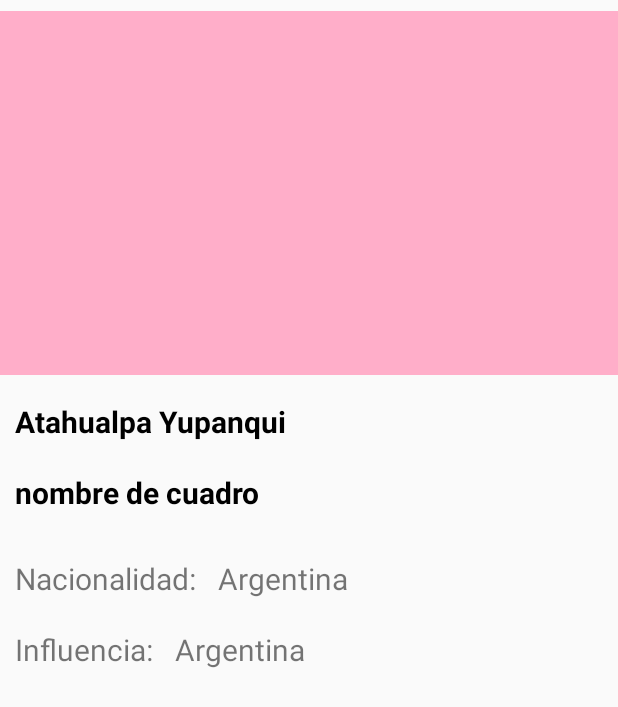
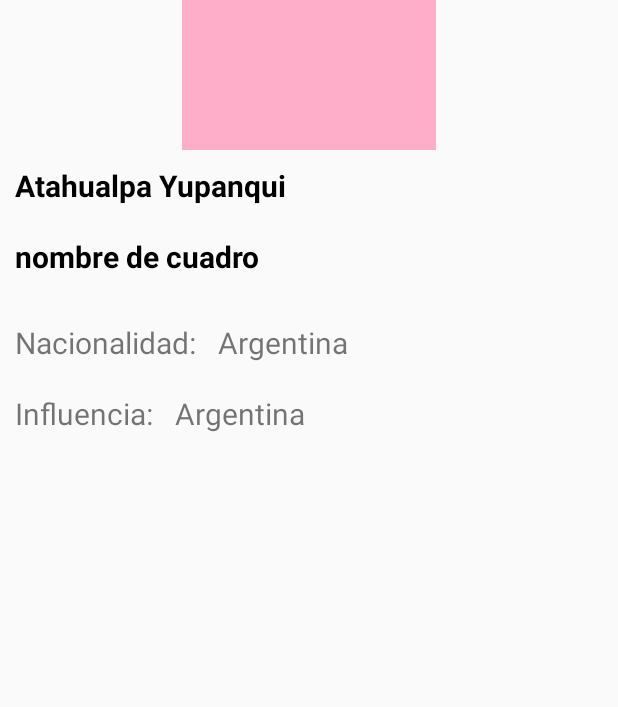
Before and after one commit to PepeYayi/PedroYayaDHFIREBASE, an Android app: the fragment FragmentDetalle shown on its own in the app's theme, on a phone screen of 412 x 824 dp. Shown: the top 707 px of the screen. Run offline under Robolectric (Android 15) with nearby library versions, the phone set to English and light mode, and no system bars; our stand-ins replace Firebase (no records; nobody signed in at launch, a user with empty details on screens opened directly); libraries missing offline, so code that uses them is left out: com.firebase.ui; pictures from the network do not load; 3 statements that could not run were skipped.

Commit message:
seteo de datos

```diff
--- a/pedroultimoentregable/app/src/main/res/layout/fragment_detalle.xml
+++ b/pedroultimoentregable/app/src/main/res/layout/fragment_detalle.xml
@@ -16,7 +16,7 @@
 
    <ImageView
        android:layout_width="match_parent"
-       android:layout_height="wrap_content"
+       android:layout_height="100dp"
        android:id="@+id/imagenDetalle"
        android:src="@drawable/ata"/>
 
```
Also changed, not shown: pedroultimoentregable/app/src/main/java/com/usuario/pedroultimoentregable/Model/Artista.java (+4 -4 lines), pedroultimoentregable/app/src/main/java/com/usuario/pedroultimoentregable/View/FragmentDetalle.java (+10 -0 lines).
